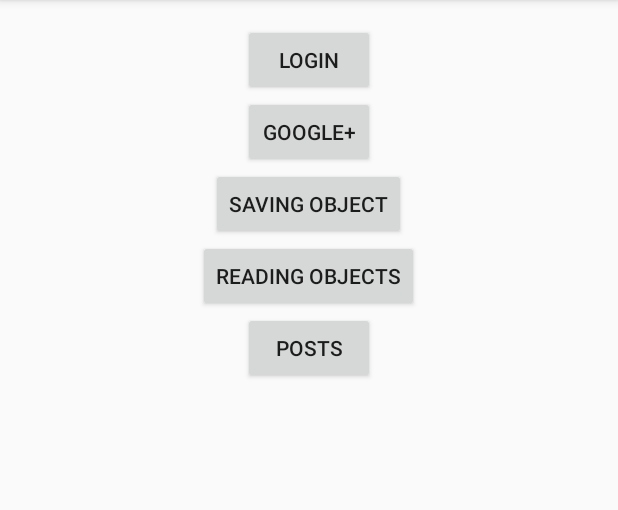
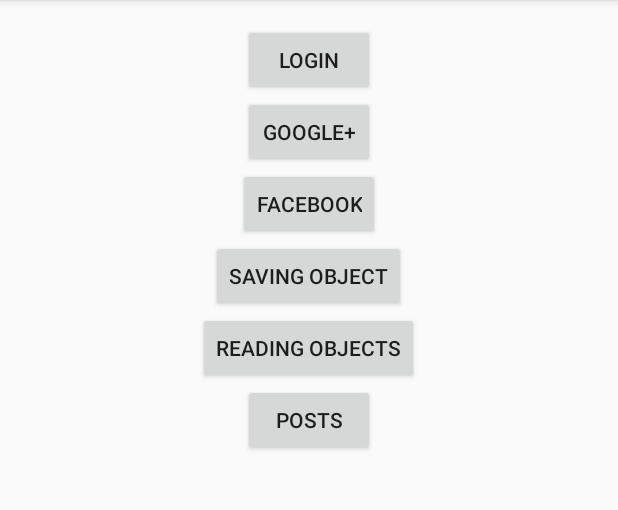
Before and after one commit to moondroid/ParseSocial, an Android app: the screen it shows after launch (MainActivity), on a phone screen of 412 x 824 dp, the part 84-594 px from its top. Run offline under Robolectric (Android 15) with nearby library versions, the phone set to English and light mode, and no system bars; libraries missing offline, so code that uses them is left out: com.facebook, com.facebook.model; 3 statements that could not run were skipped.

Commit message:
add facebook login

```diff
--- a/app/src/main/res/layout/activity_main.xml
+++ b/app/src/main/res/layout/activity_main.xml
@@ -34,6 +34,12 @@
         <Button
             android:layout_width="wrap_content"
             android:layout_height="wrap_content"
+            android:text="Facebook"
+            android:id="@+id/button_facebook" />
+
+        <Button
+            android:layout_width="wrap_content"
+            android:layout_height="wrap_content"
             android:text="Saving Object"
             android:id="@+id/button_save_object" />
 
--- a/sociallib/build.gradle
+++ b/sociallib/build.gradle
@@ -32,4 +32,5 @@ dependencies {
     compile 'com.github.rahatarmanahmed:circularprogressview:1.0.0'
     compile 'com.joanzapata.android:android-iconify:1.0.8'
     compile 'com.google.android.gms:play-services-plus:6.5.+'
+    compile 'com.facebook.android:facebook-android-sdk:3.21.1'
 }
--- a/sociallib/src/main/AndroidManifest.xml
+++ b/sociallib/src/main/AndroidManifest.xml
@@ -7,6 +7,11 @@
         <meta-data android:name="com.google.android.gms.version"
             android:value="@integer/google_play_services_version" />
 
+        <meta-data android:name="com.facebook.sdk.ApplicationId"
+            android:value="@string/facebook_app_id" />
+
+        <activity android:name="com.facebook.LoginActivity"
+            android:theme="@android:style/Theme.Translucent.NoTitleBar.Fullscreen"></activity>
     </application>
 
 </manifest>
--- /dev/null
+++ b/sociallib/src/main/res/values/strings_facebook.xml
@@ -0,0 +1,4 @@
+<?xml version="1.0" encoding="utf-8"?>
+<resources>
+    <string name="facebook_app_id">314770915397228</string>
+</resources>
```
Also changed, not shown: app/src/main/java/it/moondroid/parsesocial/MainActivity.java (+40 -0 lines), 1 other file.
